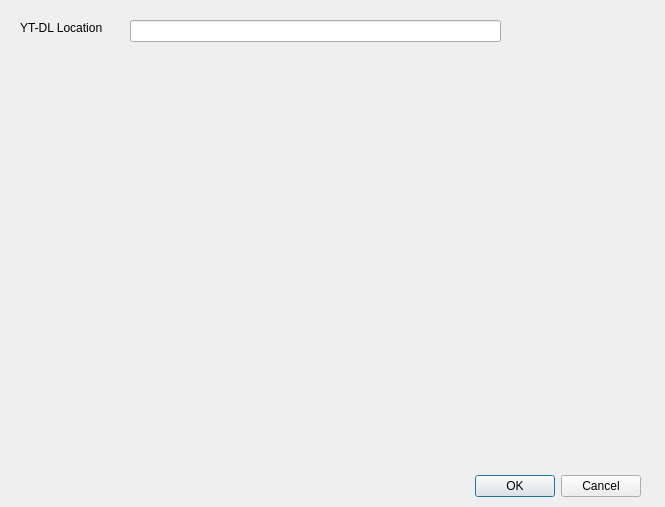
First picture: the form in settingswindow.ui, repository neppramod/YT-Download, before the edit.
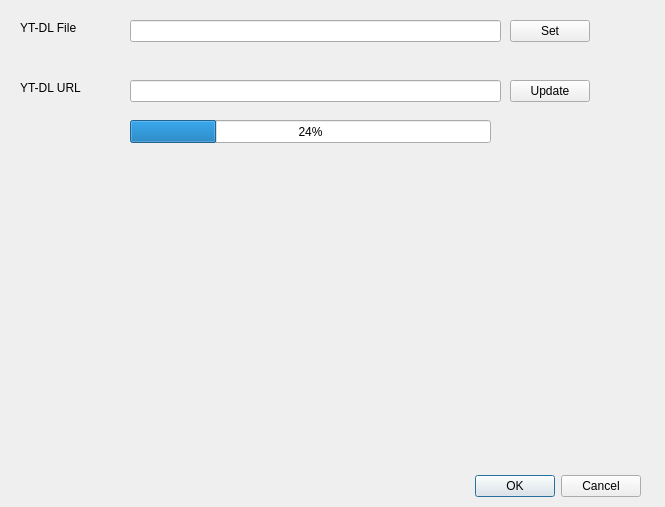
Second picture: the form after the edit.

Commit message: Add Data class YT, and Icon resource

Patch:
```diff
--- a/settingswindow.ui
+++ b/settingswindow.ui
@@ -39,7 +39,7 @@
     </rect>
    </property>
    <property name="text">
-    <string>YT-DL Location</string>
+    <string>YT-DL File</string>
    </property>
   </widget>
   <widget class="QLineEdit" name="ytdlLocationLineEdit">
@@ -52,6 +52,71 @@
     </rect>
    </property>
   </widget>
+  <widget class="QPushButton" name="ytdlLocationButton">
+   <property name="geometry">
+    <rect>
+     <x>510</x>
+     <y>20</y>
+     <width>80</width>
+     <height>22</height>
+    </rect>
+   </property>
+   <property name="text">
+    <string>Set</string>
+   </property>
+  </widget>
+  <widget class="QLineEdit" name="ytdlUpdateLineEdit">
+   <property name="geometry">
+    <rect>
+     <x>130</x>
+     <y>80</y>
+     <width>371</width>
+     <height>22</height>
+    </rect>
+   </property>
+   <property name="text">
+    <string/>
+   </property>
+  </widget>
+  <widget class="QPushButton" name="ytdlUpdateButton">
+   <property name="geometry">
+    <rect>
+     <x>510</x>
+     <y>80</y>
+     <width>80</width>
+     <height>22</height>
+    </rect>
+   </property>
+   <property name="text">
+    <string>Update</string>
+   </property>
+  </widget>
+  <widget class="QLabel" name="label_2">
+   <property name="geometry">
+    <rect>
+     <x>20</x>
+     <y>80</y>
+     <width>111</width>
+     <height>16</height>
+    </rect>
+   </property>
+   <property name="text">
+    <string>YT-DL URL</string>
+   </property>
+  </widget>
+  <widget class="QProgressBar" name="ytdlUpdateProgressBar">
+   <property name="geometry">
+    <rect>
+     <x>130</x>
+     <y>120</y>
+     <width>361</width>
+     <height>23</height>
+    </rect>
+   </property>
+   <property name="value">
+    <number>24</number>
+   </property>
+  </widget>
  </widget>
  <resources/>
  <connections>
```
The commit also changes 8 other files.
